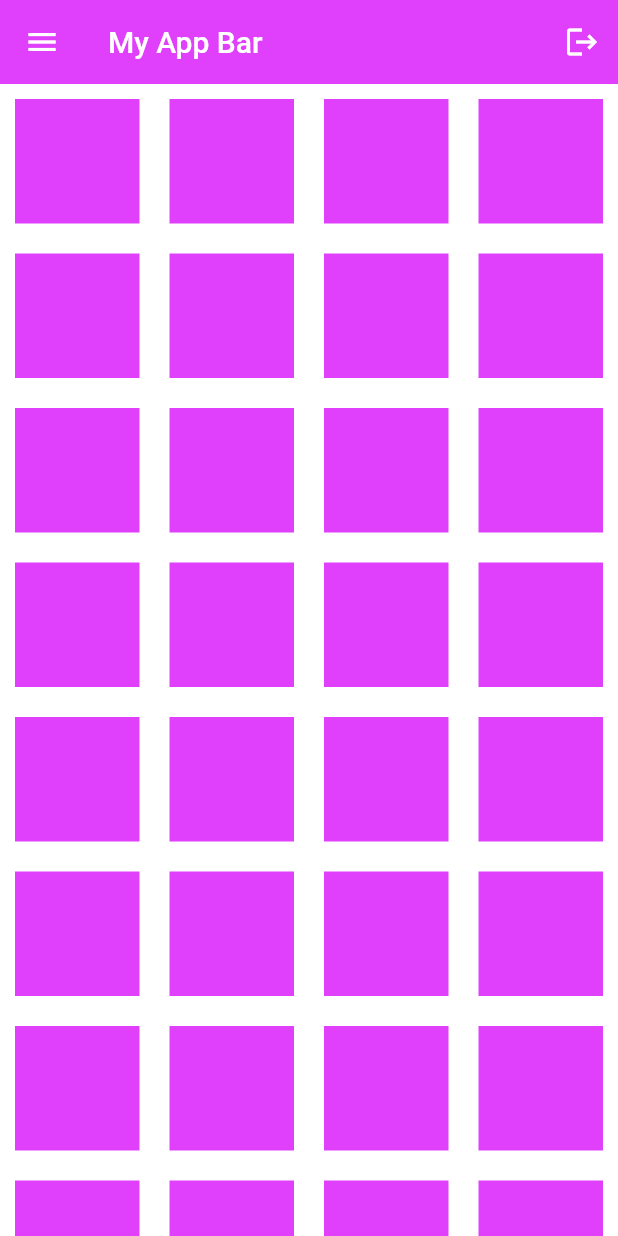
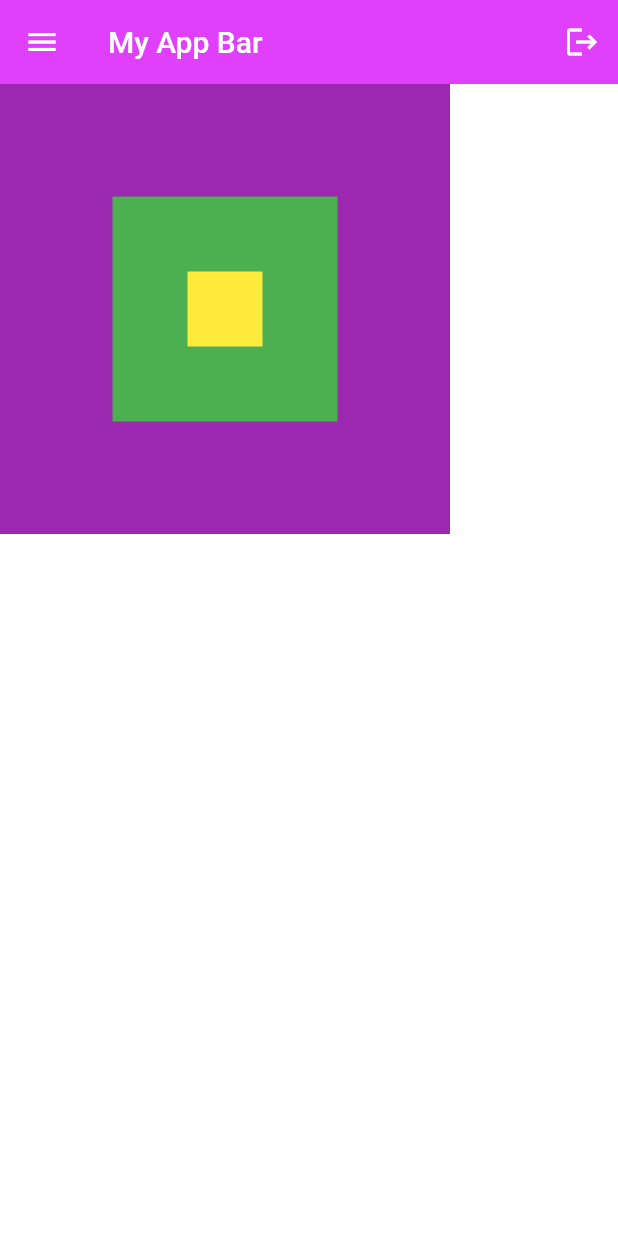
Before and after one commit to SANKARAMDAS/learn_flutter_0to100, a Flutter app: the screen it shows after launch, on a phone screen of 412 x 824 dp. Run offline on Flutter 3.47's test engine with Material 2 defaults, Android fonts, the phone set to English and light mode, and no system bars.

Commit message:
stack views

```diff
--- a/lib/main.dart
+++ b/lib/main.dart
@@ -22,14 +22,29 @@ class MyApp extends StatelessWidget {
           leading: Icon(Icons.menu),
           actions: [IconButton(onPressed: () {}, icon: Icon(Icons.logout))],
         ),
-        body: GridView.builder(
-          itemCount: 64,
-          gridDelegate: SliverGridDelegateWithFixedCrossAxisCount(crossAxisCount: 4),
-          itemBuilder: (context, index) => Container(
-            color: Colors.purpleAccent,
-            margin: EdgeInsets.all(10.0),
-          ),
-        ),
+        body: Stack(
+          alignment: Alignment.center,
+          children: [
+            //big box
+            Container(
+              height: 300,
+              width: 300,
+              color: Colors.purple,
+            ),
+            //medium box
+            Container(
+              height: 150,
+              width: 150,
+              color: Colors.green,
+            ),
+            //small box
+            Container(
+              height: 50,
+              width: 50,
+              color: Colors.yellow,
+            ),
+          ],
+        )
       ),
     );
   }
```
